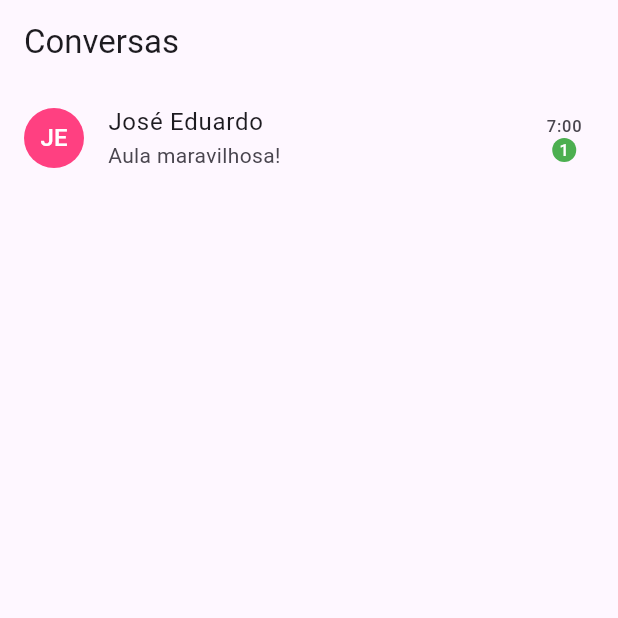
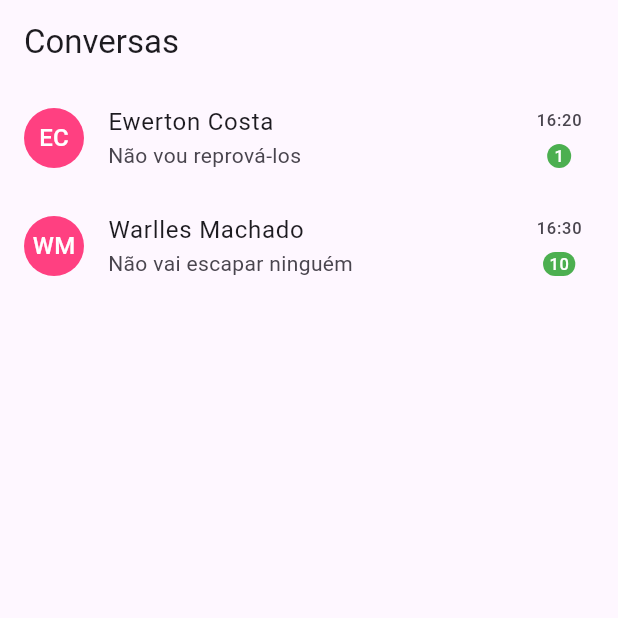
Before and after one commit to caang2025119tads0024-wq/projeto-mobile, a Flutter app: the screen it shows after launch, on a phone screen of 412 x 824 dp, the top half of it. Run offline on Flutter 3.47's test engine with Material 3 defaults, Android fonts, the phone set to English and light mode, and no system bars.

Commit message:
foi modificado a classe chat_list_page para adição de elementos dinamicamente na tela

```diff
--- a/lib/pages/chat_list_page.dart
+++ b/lib/pages/chat_list_page.dart
@@ -1,35 +1,54 @@
+import 'package:aula_01/domain/conversa.dart';
 import 'package:flutter/material.dart';
 
 class ChatListPage extends StatelessWidget {
-  const ChatListPage({super.key});
+  List<Conversa> conversas = [
+    Conversa(
+      contato: 'Ewerton Costa',
+      ultimaMsg: 'Não vou reprová-los',
+      horario: '16:20',
+      naoLidas: 1,
+      inicial: 'EC',
+      ),
+    Conversa(
+      contato: 'Warlles Machado',
+      ultimaMsg: 'Não vai escapar ninguém',
+      horario: '16:30',
+      naoLidas: 10,
+      inicial: 'WM',
+      ),
+  ];
+  ChatListPage({super.key});
 
   @override
   Widget build(BuildContext context) {
     return Scaffold(
       appBar: AppBar(title: Text('Conversas')),
-      body: ListView(
-        children: [
-          ListTile(
-            title: Text('José Eduardo'),
-            subtitle: Text('Aula maravilhosa!'),
+      body: ListView.builder(
+        itemCount: conversas.length,
+        itemBuilder: (BuildContext context, int i) {
+          Conversa conversa = conversas[i];
+          return ListTile(
+            title: Text(conversa.contato),
+            subtitle: Text(conversa.ultimaMsg),
             leading: CircleAvatar(
-              child: Text('JE'),
               backgroundColor: Colors.pinkAccent,
               foregroundColor: Colors.white,
+              child: Text(conversa.inicial),
               ),
             trailing: Column(
-              mainAxisAlignment: MainAxisAlignment.center,
+              mainAxisAlignment: MainAxisAlignment.spaceEvenly,
               children: [
-                Text('7:00'),
+                Text(conversa.horario),
                 Badge(
-                  label: Text('1'),
+                  label: Text('${conversa.naoLidas}'),
                   backgroundColor: Colors.green,
                 ),
               ],
             ),
-          )
-        ],
-      )
+          );
+        },
+        ),
     );
   }
 }
```
